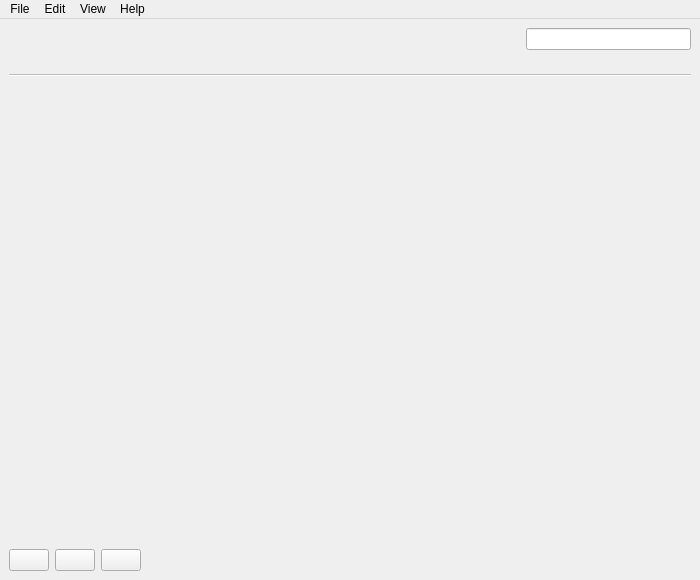
Above: qt/ui/main_window.ui from Mouchnino/moneyguru before the change. Below: the same form after it.
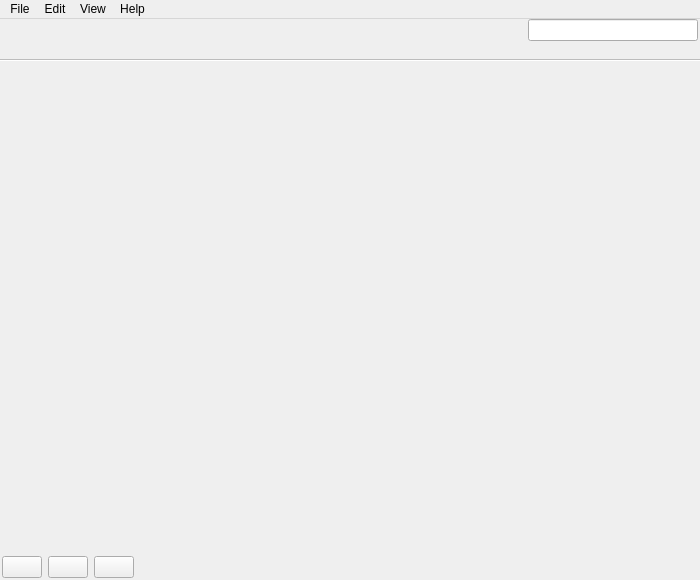
That is the form after the change. Icons and pictures are not drawn. Custom widgets are drawn as their Qt base class.

Commit message: Qt: Improved UI style for windows.

Diff of the .ui file:
```diff
--- a/qt/ui/main_window.ui
+++ b/qt/ui/main_window.ui
@@ -15,10 +15,25 @@
   </property>
   <widget class="QWidget" name="centralwidget">
    <layout class="QVBoxLayout" name="verticalLayout">
+    <property name="spacing">
+     <number>0</number>
+    </property>
+    <property name="margin">
+     <number>0</number>
+    </property>
     <item>
      <widget class="QWidget" name="topBar" native="true">
       <layout class="QHBoxLayout" name="horizontalLayout_2">
-       <property name="margin">
+       <property name="leftMargin">
+        <number>2</number>
+       </property>
+       <property name="topMargin">
+        <number>0</number>
+       </property>
+       <property name="rightMargin">
+        <number>2</number>
+       </property>
+       <property name="bottomMargin">
         <number>0</number>
        </property>
        <item>
@@ -87,7 +102,7 @@
      <widget class="QWidget" name="bottomBar" native="true">
       <layout class="QHBoxLayout" name="horizontalLayout">
        <property name="margin">
-        <number>0</number>
+        <number>2</number>
        </property>
        <item>
         <widget class="QPushButton" name="newItemButton">
```
Left out of the diff: 2 changed lines with no effect on the pictures. The commit also changes 1 other file.
